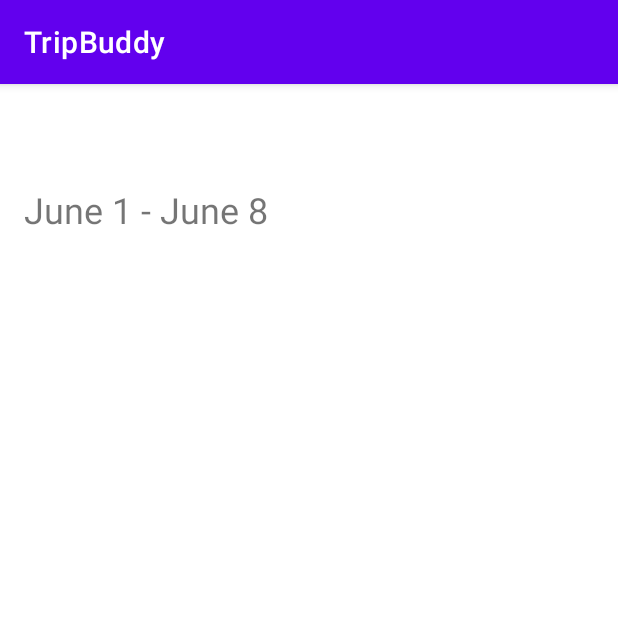
After one commit to jesslin02/TripBuddy, an Android app: the TripDetailActivity screen opened directly, with no data from a screen before it, on a phone screen of 412 x 824 dp, the top half of it. The commit adds this screen. Run offline under Robolectric (Android 15) with nearby library versions, the phone set to English and light mode, and no system bars; libraries missing offline, so code that uses them is left out: org.parceler; 4 statements that could not run were skipped.

Commit message:
added trip detail view

```diff
--- a/app/build.gradle
+++ b/app/build.gradle
@@ -26,6 +26,10 @@ android {
         sourceCompatibility JavaVersion.VERSION_1_8
         targetCompatibility JavaVersion.VERSION_1_8
     }
+
+    buildFeatures {
+        viewBinding true
+    }
 }
 
 dependencies {
@@ -37,4 +41,6 @@ dependencies {
     testImplementation 'junit:junit:4.+'
     androidTestImplementation 'androidx.test.ext:junit:1.1.3'
     androidTestImplementation 'androidx.test.espresso:espresso-core:3.4.0'
+    implementation 'org.parceler:parceler-api:1.1.12'
+    annotationProcessor 'org.parceler:parceler:1.1.12'
 }
--- a/app/src/main/AndroidManifest.xml
+++ b/app/src/main/AndroidManifest.xml
@@ -9,6 +9,7 @@
         android:roundIcon="@mipmap/ic_launcher_round"
         android:supportsRtl="true"
         android:theme="@style/Theme.TripBuddy">
+        <activity android:name=".TripDetailActivity"></activity>
         <activity android:name=".MainActivity">
             <intent-filter>
                 <action android:name="android.intent.action.MAIN" />
--- /dev/null
+++ b/app/src/main/java/com/tripbuddy/TripDetailActivity.java
@@ -0,0 +1,40 @@
+package com.tripbuddy;
+
+import androidx.appcompat.app.AppCompatActivity;
+
+import android.os.Bundle;
+import android.util.Log;
+import android.view.View;
+
+import com.tripbuddy.databinding.ActivityTripDetailBinding;
+import com.tripbuddy.models.Trip;
+
+import org.parceler.Parcels;
+
+public class TripDetailActivity extends AppCompatActivity {
+    public static final String TAG = "TripDetailActivity";
+    ActivityTripDetailBinding binding;
+    Trip trip;
+
+    @Override
+    protected void onCreate(Bundle savedInstanceState) {
+        super.onCreate(savedInstanceState);
+        // setContentView(R.layout.activity_trip_detail);
+
+        binding = ActivityTripDetailBinding.inflate(getLayoutInflater());
+        View view = binding.getRoot();
+        setContentView(view);
+
+        trip = Parcels.unwrap(getIntent().getParcelableExtra(Trip.class.getSimpleName()));
+        Log.d(TAG, String.format("Showing details for '%s'", trip.getTitle()));
+
+        displayDetails();
+    }
+
+    private void displayDetails() {
+        binding.tvTitle.setText(trip.getTitle());
+        binding.tvDestination.setText(trip.getDestination());
+        // TODO: update Trip.java to return date as string
+        binding.tvDate.setText("June 1 - June 8");
+    }
+}
--- /dev/null
+++ b/app/src/main/res/layout/activity_trip_detail.xml
@@ -0,0 +1,43 @@
+<?xml version="1.0" encoding="utf-8"?>
+<androidx.constraintlayout.widget.ConstraintLayout xmlns:android="http://schemas.android.com/apk/res/android"
+    xmlns:app="http://schemas.android.com/apk/res-auto"
+    xmlns:tools="http://schemas.android.com/tools"
+    android:layout_width="match_parent"
+    android:layout_height="match_parent"
+    tools:context=".TripDetailActivity">
+
+    <TextView
+        android:id="@+id/tvTitle"
+        android:layout_width="wrap_content"
+        android:layout_height="wrap_content"
+        android:layout_marginStart="16dp"
+        android:layout_marginTop="16dp"
+        android:textSize="32sp"
+        android:textStyle="bold"
+        app:layout_constraintStart_toStartOf="parent"
+        app:layout_constraintTop_toTopOf="parent"
+        tools:text="graduation trip"/>
+
+    <TextView
+        android:id="@+id/tvDestination"
+        android:layout_width="wrap_content"
+        android:layout_height="wrap_content"
+        android:layout_marginStart="16dp"
+        android:layout_marginTop="8dp"
+        android:textSize="20sp"
+        app:layout_constraintStart_toStartOf="parent"
+        app:layout_constraintTop_toBottomOf="@id/tvDate"
+        tools:text="New York City"/>
+
+    <TextView
+        android:id="@+id/tvDate"
+        android:layout_width="wrap_content"
+        android:layout_height="wrap_content"
+        android:layout_marginStart="16dp"
+        android:layout_marginTop="8dp"
+        android:textSize="24sp"
+        app:layout_constraintStart_toStartOf="parent"
+        app:layout_constraintTop_toBottomOf="@id/tvTitle"
+        tools:text="June 1 - June 8"/>
+
+</androidx.constraintlayout.widget.ConstraintLayout>
```
Also changed, not shown: app/src/main/java/com/tripbuddy/TripsAdapter.java (+20 -1 lines), app/src/main/java/com/tripbuddy/models/Trip.java (+7 -0 lines), app/src/main/java/com/tripbuddy/models/User.java (+7 -0 lines), app/src/main/res/layout/fragment_trips.xml (+6 -3 lines).
